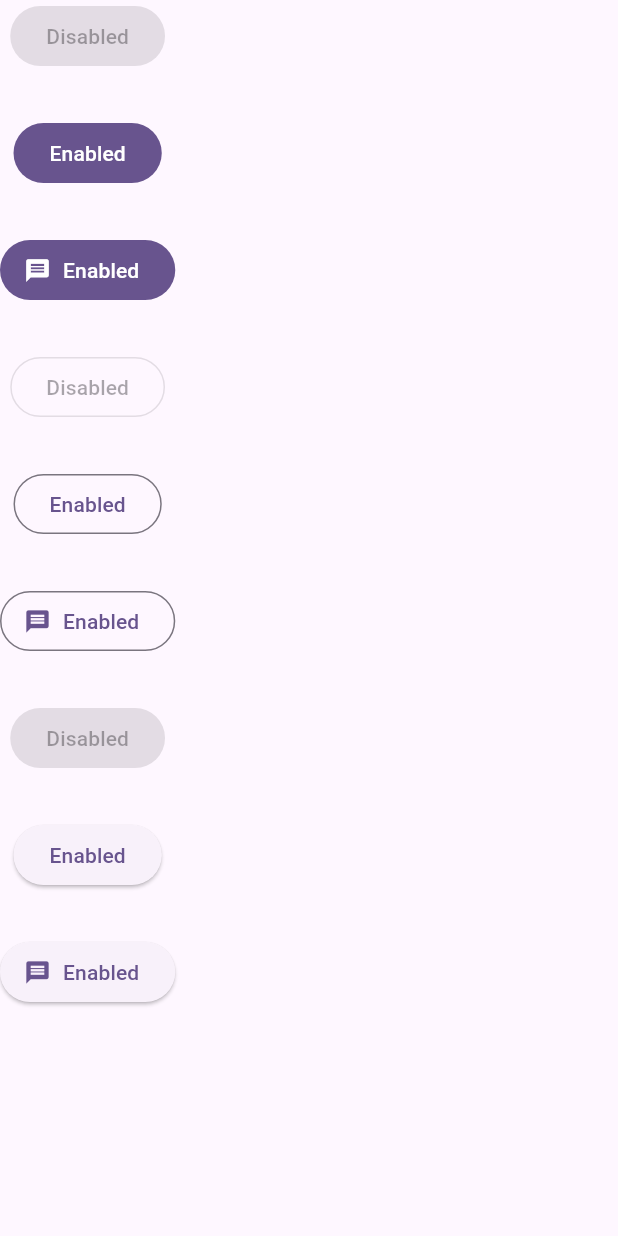
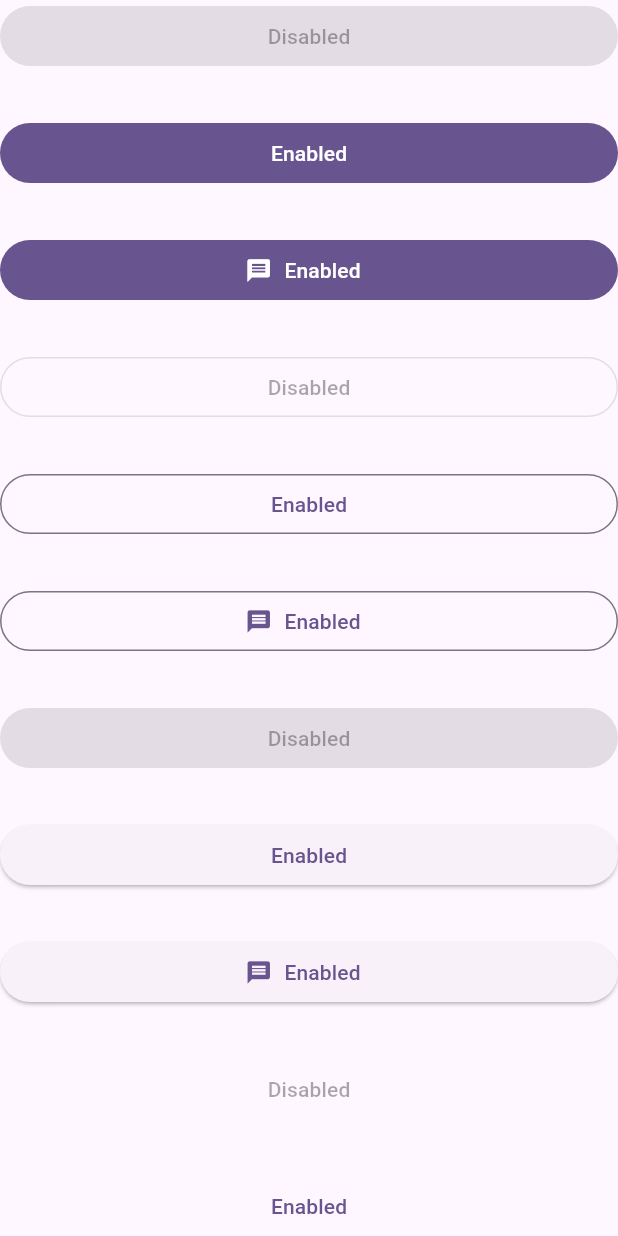
Before and after one commit to waizkamboh/flutter_widget, a Flutter app: the screen it shows after launch, on a phone screen of 412 x 824 dp. Run offline on Flutter 3.47's test engine with Material 3 defaults, Android fonts, the phone set to English and light mode, and no system bars; our stand-ins replace cached_network_image.

Commit message:
Elevated button, Outlined button, filled button, text button

```diff
--- a/lib/widget/input_and_interactive/filled_button.dart
+++ b/lib/widget/input_and_interactive/filled_button.dart
@@ -11,8 +11,7 @@ class _ElevatedButtonWidgetState extends State<FilledButtonWidget> {
   @override
   Widget build(BuildContext context) {
     return Scaffold(
-      body: Column(
-        mainAxisSize: MainAxisSize.min,
+      body: ListView(
         children: [
           FilledButton(
               onPressed: null,
@@ -63,6 +62,24 @@ class _ElevatedButtonWidgetState extends State<FilledButtonWidget> {
             label: Text('Enabled'),
             icon: Icon(Icons.message),
           ),
+          SizedBox(height: 30,),
+
+          TextButton(
+              onPressed: null,
+              child: Text('Disabled')
+          ),
+          SizedBox(height: 30,),
+          TextButton(
+              onPressed: (){},
+              child: Text('Enabled')
+          ),
+          SizedBox(height: 30,),
+          TextButton.icon(
+            onPressed: () {},
+            label: Text('Enabled'),
+            icon: Icon(Icons.message),
+          ),
+
 
         ],
       ),
```
